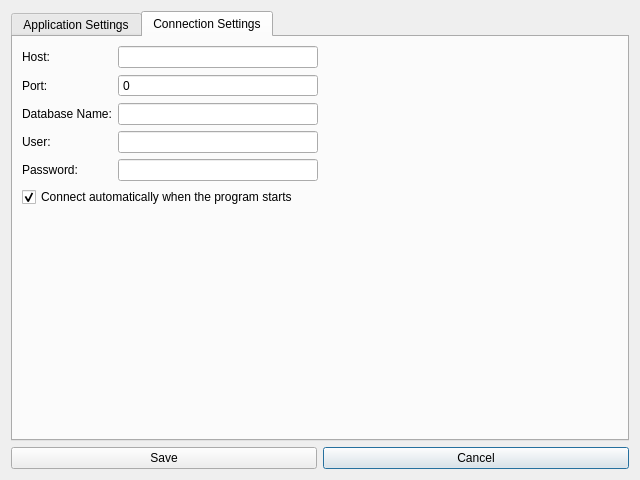
Above: SettingsWindow.ui from MiBeloz/ModelDepartmentTables before the change. Below: the same form after it.
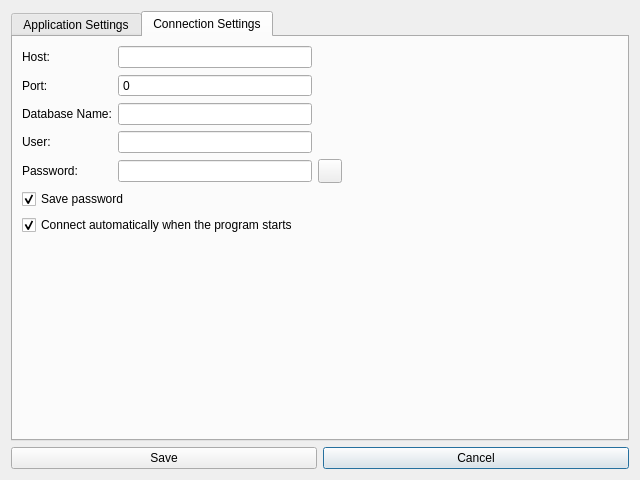
That is the form after the change. Icons and pictures are not drawn.

Patch:
```diff
--- a/SettingsWindow.ui
+++ b/SettingsWindow.ui
@@ -202,20 +202,7 @@
          <item>
           <layout class="QGridLayout" name="gridLayout_2">
            <item row="0" column="1">
-            <widget class="QLineEdit" name="LE_host"/>
-           </item>
-           <item row="3" column="1">
-            <widget class="QLineEdit" name="LE_user"/>
-           </item>
-           <item row="3" column="0">
-            <widget class="QLabel" name="L_user">
-             <property name="text">
-              <string>User:</string>
-             </property>
-            </widget>
-           </item>
-           <item row="2" column="1">
-            <widget class="QLineEdit" name="LE_dbName"/>
+            <widget class="QLineEdit" name="LineEdit_host"/>
            </item>
            <item row="2" column="0">
             <widget class="QLabel" name="L_dbName">
@@ -224,10 +211,10 @@
              </property>
             </widget>
            </item>
-           <item row="1" column="1">
-            <widget class="QSpinBox" name="SPB_port">
-             <property name="buttonSymbols">
-              <enum>QAbstractSpinBox::ButtonSymbols::NoButtons</enum>
+           <item row="4" column="0">
+            <widget class="QLabel" name="Label_password">
+             <property name="text">
+              <string>Password:</string>
              </property>
             </widget>
            </item>
@@ -245,6 +232,16 @@
              </property>
             </widget>
            </item>
+           <item row="3" column="0">
+            <widget class="QLabel" name="Label_user">
+             <property name="text">
+              <string>User:</string>
+             </property>
+            </widget>
+           </item>
+           <item row="2" column="1">
+            <widget class="QLineEdit" name="LineEdit_dbName"/>
+           </item>
            <item row="2" column="2">
             <spacer name="horizontalSpacer_2">
              <property name="orientation">
@@ -261,26 +258,75 @@
              </property>
             </spacer>
            </item>
-           <item row="4" column="0">
-            <widget class="QLabel" name="L_password">
+           <item row="3" column="1">
+            <widget class="QLineEdit" name="LineEdit_user"/>
+           </item>
+           <item row="6" column="0" colspan="2">
+            <widget class="QCheckBox" name="CheckBox_autoConnect">
              <property name="text">
-              <string>Password:</string>
+              <string>Connect automatically when the program starts</string>
+             </property>
+             <property name="checked">
+              <bool>true</bool>
              </property>
             </widget>
            </item>
            <item row="4" column="1">
-            <widget class="QLineEdit" name="LE_password"/>
+            <widget class="QLineEdit" name="LineEdit_password">
+             <property name="echoMode">
+              <enum>QLineEdit::EchoMode::Password</enum>
+             </property>
+            </widget>
+           </item>
+           <item row="1" column="1">
+            <widget class="QSpinBox" name="SpinBox_port">
+             <property name="buttonSymbols">
+              <enum>QAbstractSpinBox::ButtonSymbols::NoButtons</enum>
+             </property>
+             <property name="maximum">
+              <number>65535</number>
+             </property>
+            </widget>
            </item>
            <item row="5" column="0" colspan="2">
             <widget class="QCheckBox" name="CHBOX_autoConnect">
              <property name="text">
-              <string>Connect automatically when the program starts</string>
+              <string>Save password</string>
              </property>
              <property name="checked">
               <bool>true</bool>
              </property>
             </widget>
            </item>
+           <item row="4" column="2">
+            <widget class="QPushButton" name="PushButton_showPassword">
+             <property name="sizePolicy">
+              <sizepolicy hsizetype="Fixed" vsizetype="Fixed">
+               <horstretch>0</horstretch>
+               <verstretch>0</verstretch>
+              </sizepolicy>
+             </property>
+             <property name="minimumSize">
+              <size>
+               <width>24</width>
+               <height>24</height>
+              </size>
+             </property>
+             <property name="maximumSize">
+              <size>
+               <width>24</width>
+               <height>24</height>
+              </size>
+             </property>
+             <property name="text">
+              <string/>
+             </property>
+             <property name="icon">
+              <iconset>
+               <normaloff>icon_eye.png</normaloff>icon_eye.png</iconset>
+             </property>
+            </widget>
+           </item>
           </layout>
          </item>
          <item>
```
Left out of the diff: 54 changed lines with no effect on the pictures.
